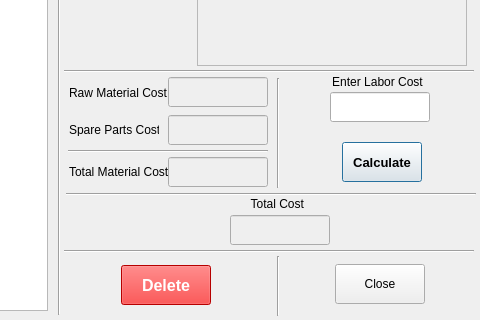
Before: the Qt Designer form uiview/qtui/ui_costHMaintenance.ui in himalsaman/kmfmaintenance, drawn with Qt 5; both pictures show x 352 to 832 and y 150 to 470 of the 832 by 470 pixel window.
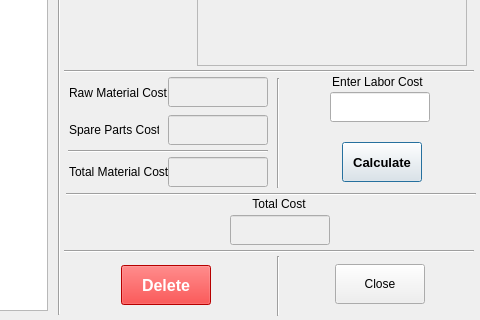
After: the same form once the commit is applied.

Diff of the .ui file:
```diff
--- a/uiview/qtui/ui_costHMaintenance.ui
+++ b/uiview/qtui/ui_costHMaintenance.ui
@@ -510,7 +510,7 @@
     </rect>
    </property>
    <property name="text">
-    <string>Total Cost </string>
+				<string>Total Cost</string>
    </property>
    <property name="alignment">
     <set>Qt::AlignCenter</set>
```
Left out of the diff: 3 changed lines with no effect on the pictures. Lines whose indentation alone changed are shown as unchanged.
